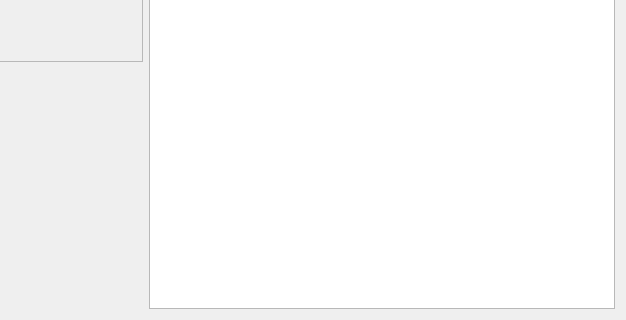
First picture: the form in src/qt/forms/overviewpage.ui, repository projectmemetic/pepecoin, before the edit; both pictures show x 334 to 960 and y 433 to 753 of the 960 by 753 pixel window.
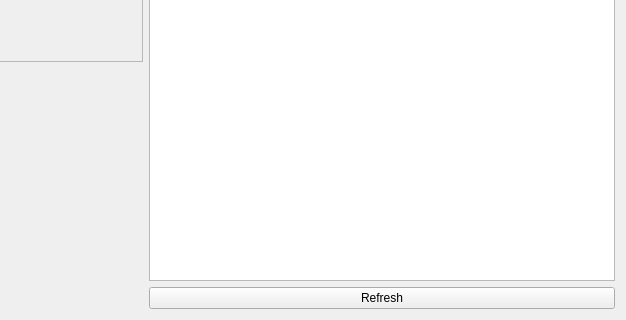
Second picture: the form after the edit.

The edit to the form file:
```diff
--- a/src/qt/forms/overviewpage.ui
+++ b/src/qt/forms/overviewpage.ui
@@ -596,6 +596,13 @@
        <item>
         <widget class="QListWidget" name="listWidget"/>
        </item>
+       <item>
+        <widget class="QPushButton" name="refreshButton">
+         <property name="text">
+          <string>Refresh</string>
+         </property>
+        </widget>
+       </item>
       </layout>
      </item>
     </layout>
```
